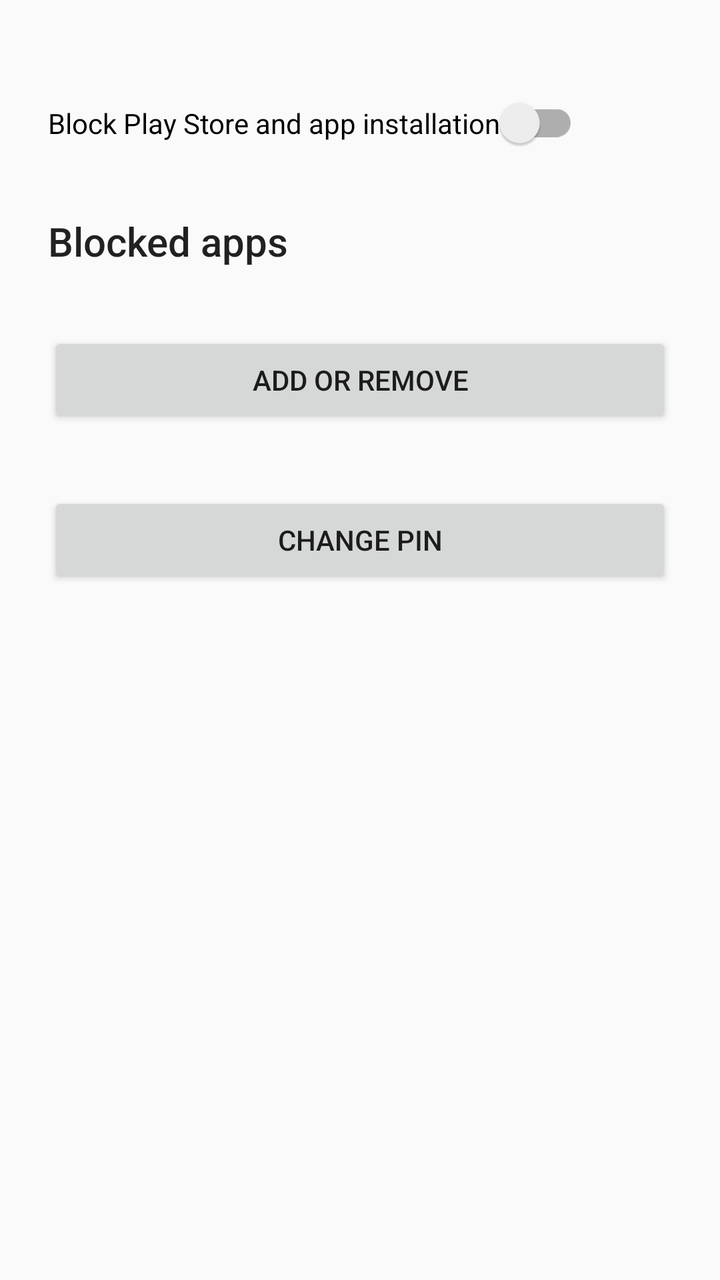
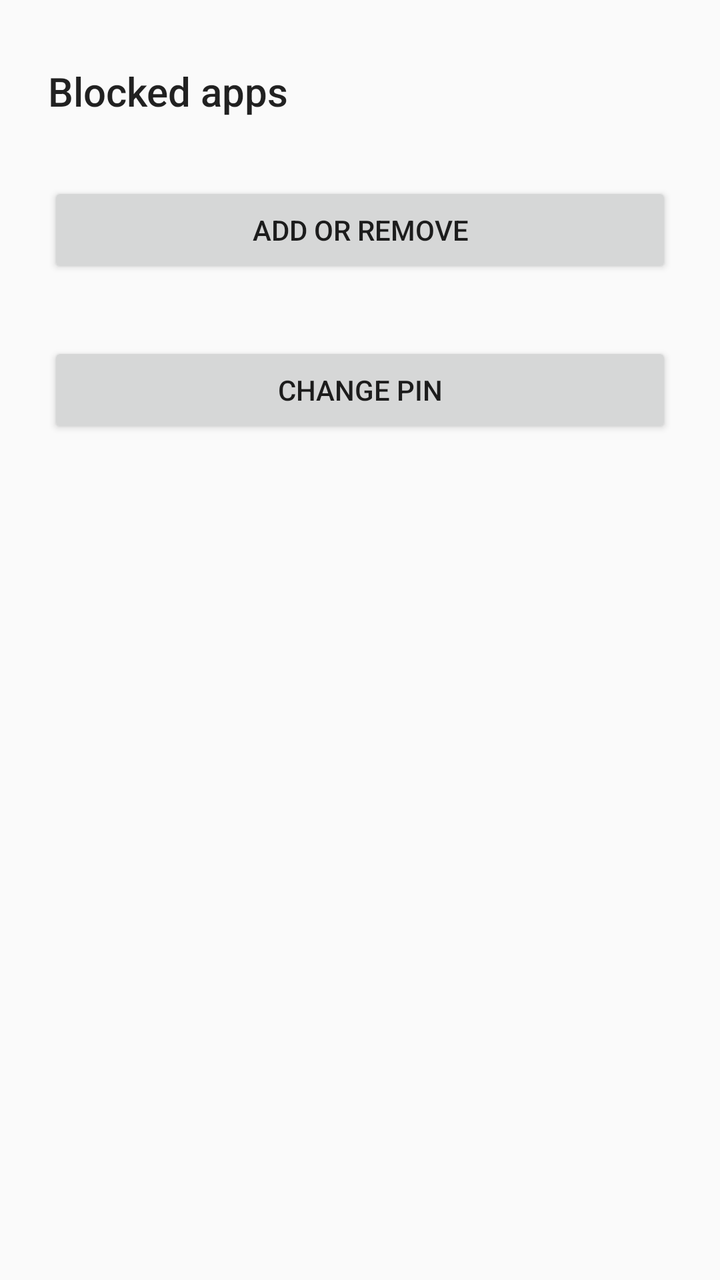

Screens rendered from an Android XML layout before and after an edit, with the pre-edit source and the edit as a unified diff.
<!-- AndroidManifest.xml: application theme Theme.DeviceOwner -->
<!-- res/layout/fragment_restriction.xml -->
<?xml version="1.0" encoding="utf-8"?>
<ScrollView xmlns:android="http://schemas.android.com/apk/res/android"
    android:layout_width="match_parent"
    android:layout_height="match_parent"
    android:padding="24dp">

    <LinearLayout
        android:layout_width="match_parent"
        android:layout_height="wrap_content"
        android:orientation="vertical">

        <androidx.appcompat.widget.SwitchCompat
            android:id="@+id/play_store_switch"
            android:layout_width="wrap_content"
            android:layout_height="wrap_content"
            android:layout_marginTop="24dp"
            android:text="@string/restriction_toggle_label" />

        <TextView
            android:id="@+id/app_list_header"
            android:layout_width="match_parent"
            android:layout_height="wrap_content"
            android:layout_marginTop="32dp"
            android:text="@string/blocked_apps_header"
            android:textAppearance="@style/TextAppearance.AppCompat.Title" />

        <LinearLayout
            android:id="@+id/app_list_container"
            android:layout_width="match_parent"
            android:layout_height="wrap_content"
            android:layout_marginTop="16dp"
            android:orientation="vertical" />

        <TextView
            android:id="@+id/app_list_empty_text"
            android:layout_width="match_parent"
            android:layout_height="wrap_content"
            android:layout_marginTop="16dp"
            android:text="@string/blocked_apps_empty"
            android:visibility="gone" />

        <Button
            android:id="@+id/manage_apps_button"
            android:layout_width="match_parent"
            android:layout_height="wrap_content"
            android:layout_marginTop="16dp"
            android:text="@string/manage_apps_button" />

        <TextView
            android:id="@+id/device_owner_warning"
            android:layout_width="match_parent"
            android:layout_height="wrap_content"
            android:layout_marginTop="24dp"
            android:visibility="gone"
            android:text="@string/status_device_owner_missing" />

        <Button
            android:id="@+id/change_pin_button"
            android:layout_width="match_parent"
            android:layout_height="wrap_content"
            android:layout_marginTop="32dp"
            android:text="@string/change_pin_button" />

	

    </LinearLayout>
</ScrollView>
<!-- resources referenced by this layout -->
<resources>
  <string name="blocked_apps_empty">No apps are currently blocked.</string>
  <string name="blocked_apps_header">Blocked apps</string>
  <string name="change_pin_button">Change PIN</string>
  <string name="manage_apps_button">Add or remove</string>
  <string name="restriction_toggle_label">Block Play Store and app installation</string>
  <string name="status_device_owner_missing">This device must provision this app as the device owner to manage Play Store access.</string>
  <style name="Theme.DeviceOwner" parent="Theme.AppCompat.DayNight.NoActionBar">
          <item name="colorPrimary">@color/md_theme_light_primary</item>
          <item name="android:statusBarColor" tools:targetApi="l">@color/md_theme_light_primary</item>
      </style>
  <color name="md_theme_light_primary">#6750A4</color>
</resources>

<!-- the commit's change to res/layout/fragment_restriction.xml (unified diff, before → after) -->
@@ -9,18 +9,11 @@
         android:layout_height="wrap_content"
         android:orientation="vertical">
 
-        <androidx.appcompat.widget.SwitchCompat
-            android:id="@+id/play_store_switch"
-            android:layout_width="wrap_content"
-            android:layout_height="wrap_content"
-            android:layout_marginTop="24dp"
-            android:text="@string/restriction_toggle_label" />
-
         <TextView
             android:id="@+id/app_list_header"
             android:layout_width="match_parent"
             android:layout_height="wrap_content"
-            android:layout_marginTop="32dp"
+            android:layout_marginTop="8dp"
             android:text="@string/blocked_apps_header"
             android:textAppearance="@style/TextAppearance.AppCompat.Title" />
 
<!-- resource entries referenced after the edit -->
@@ -4,7 +4,6 @@
   <string name="blocked_apps_header">Blocked apps</string>
   <string name="change_pin_button">Change PIN</string>
   <string name="manage_apps_button">Add or remove</string>
-  <string name="restriction_toggle_label">Block Play Store and app installation</string>
   <string name="status_device_owner_missing">This device must provision this app as the device owner to manage Play Store access.</string>
   <style name="Theme.DeviceOwner" parent="Theme.AppCompat.DayNight.NoActionBar">
           <item name="colorPrimary">@color/md_theme_light_primary</item>
